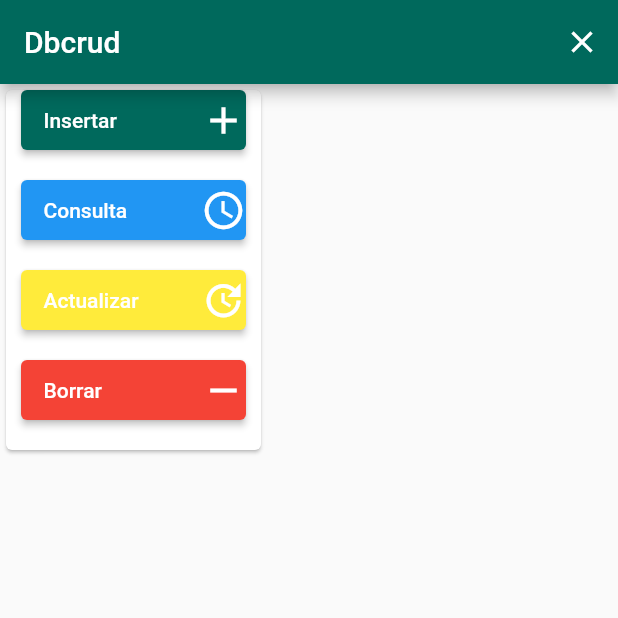
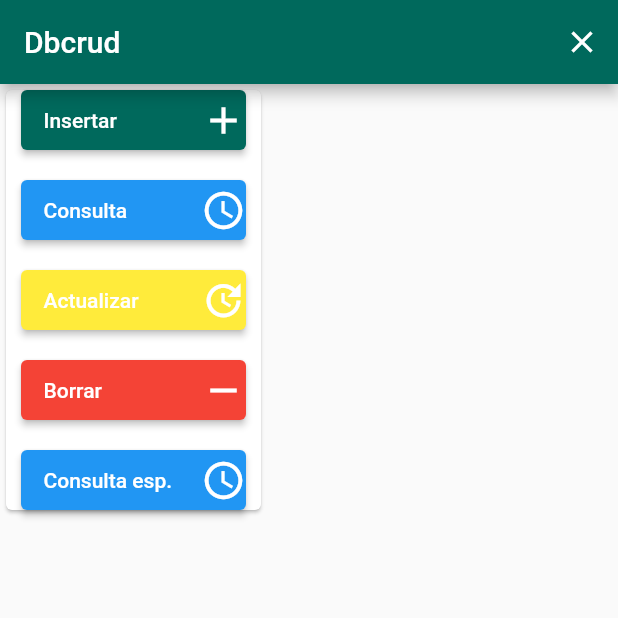
Before and after one commit to babakua/flutter-bandnames-socket, a Flutter app: the screen it shows after launch, on a phone screen of 412 x 824 dp, the top half of it. Run offline on Flutter 3.47's test engine with Material 2 defaults, Android fonts, the phone set to English and light mode, and no system bars; our stand-ins replace carousel_slider, pie_chart, socket_io_client.

Commit message:
--- Auto-Git Commit ---

```diff
--- /dev/null
+++ b/lib/dbhelper.dart
@@ -0,0 +1,21 @@
+/*
+import 'dart:io';
+import 'package:path/path.dart';
+import 'package:path_provider/path_provider.dart';
+
+import 'package:sqflite/sqflite.dart';
+
+class Databasehelper {
+  static final _databasename = "cosefi.db";
+  static final _databaseversion = 1;
+
+  static final tabla = "usuarios";
+
+  static final columnID = "id";
+  static final columName = "nombre";
+  static final columnAge = "edad";
+
+  static Database _database;
+}
+
+*/
--- a/lib/pages/dbcrud.dart
+++ b/lib/pages/dbcrud.dart
@@ -46,6 +46,7 @@ class _DbcrudState extends State<Dbcrud> {
                     SizedBox(height: 20),
                     btnBorrar(),
                     SizedBox(height: 20),
+                    btnConsultaEspecifica(),
                   ],
                 ),
               ),
@@ -225,3 +226,44 @@ Widget btnBorrar() {
                 ],
               ))));
 }
+
+Widget btnConsultaEspecifica() {
+  return Container(
+      padding: EdgeInsets.fromLTRB(10, 0, 10, 0),
+      // width: double.infinity,
+      height: 40,
+      width: 170,
+      child: RaisedButton(
+          shape: RoundedRectangleBorder(
+              borderRadius: BorderRadius.all(Radius.circular(4.0))),
+          onPressed: () {
+            print('Consulta.');
+          },
+          textColor: Colors.white,
+          color: Colors.blue,
+          padding: EdgeInsets.fromLTRB(5, 0, 0, 0),
+          child: Padding(
+              padding: EdgeInsets.fromLTRB(0, 0, 00, 0),
+              child: Row(
+                crossAxisAlignment: CrossAxisAlignment.center,
+                children: <Widget>[
+                  Container(
+                    color: Colors.blue,
+                    padding: EdgeInsets.fromLTRB(10, 4, 4, 4),
+                    child: Text(
+                      'Consulta esp.',
+                      style: TextStyle(color: Colors.white),
+                    ),
+                  ),
+                  Spacer(),
+                  Padding(
+                    padding: EdgeInsets.fromLTRB(4, 0, 0, 0),
+                    child: Icon(
+                      Icons.query_builder,
+                      color: Colors.white,
+                      size: 30,
+                    ),
+                  ),
+                ],
+              ))));
+}
--- a/pubspec.yaml
+++ b/pubspec.yaml
@@ -25,6 +25,7 @@ dependencies:
     sdk: flutter
 
 
+
   # The following adds the Cupertino Icons font to your application.
   # Use with the CupertinoIcons class for iOS style icons.
   cupertino_icons: ^0.1.3
@@ -37,6 +38,9 @@ dev_dependencies:
   flutter_test:
     sdk: flutter
 carousel_slider: ^2.2.1
+sqflite: ^1.3.1+1 #Para usar SQFlite
+path: ^1.7.0 #Para obtener la ruta
+path_provider: ^1.6.18
 #    path: ../carousel/
 
 # For information on the generic Dart part of this file, see the
```
Also changed, not shown: .autogit/logs/log-23-8-2020-9-5-37.txt (added).
